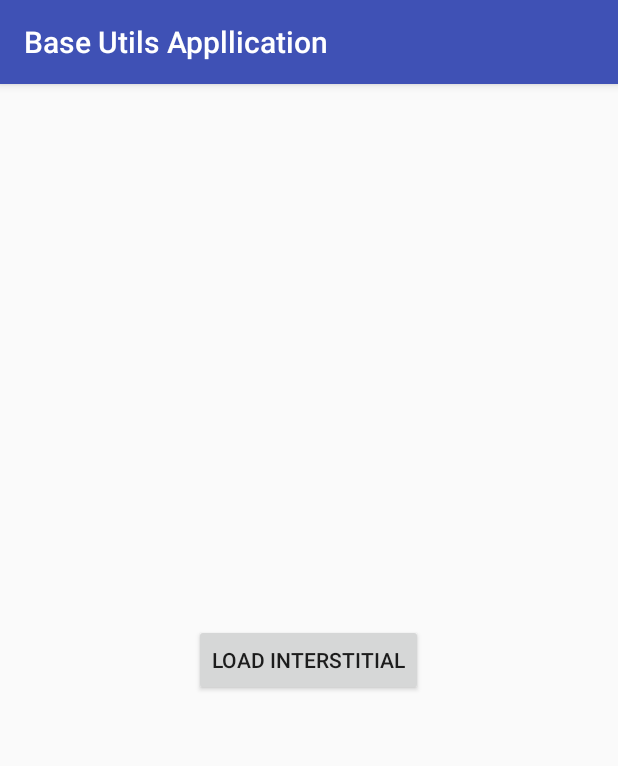
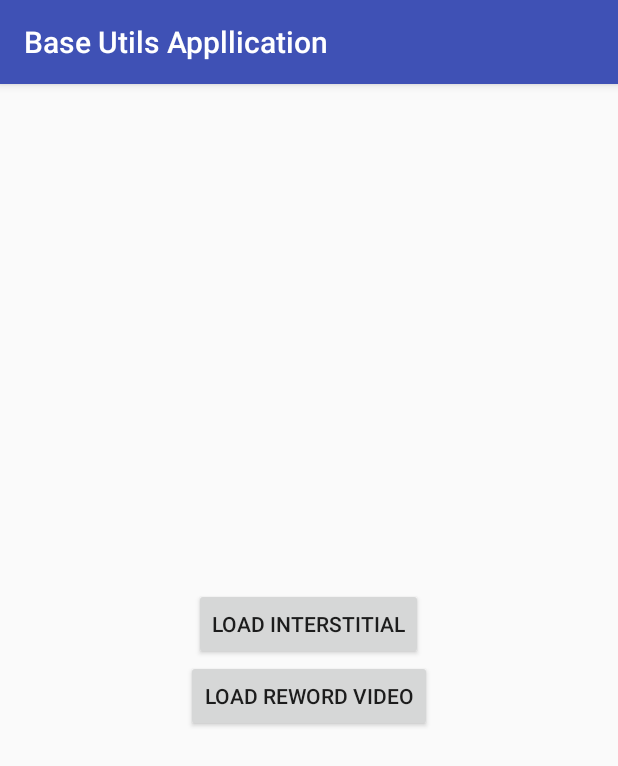
Before and after one commit to Enlistech/BaseUtils, an Android app: the screen it shows after launch (AdsActivity), after a tap on "LOAD INTERSTITIAL", on a phone screen of 412 x 824 dp. Shown: the top 766 px of the screen. Run offline under Robolectric (Android 15) with nearby library versions, the phone set to English and light mode, and no system bars; our stand-ins replace AdMob, ButterKnife; 4 statements that could not run were skipped.

Commit message:
Add new methods

```diff
--- a/app/src/main/java/com/thebrownarrow/baseutils/appllication/AdsActivity.java
+++ b/app/src/main/java/com/thebrownarrow/baseutils/appllication/AdsActivity.java
@@ -5,13 +5,15 @@ import android.view.View;
 
 import com.google.android.gms.ads.AdListener;
 import com.google.android.gms.ads.AdSize;
+import com.google.android.gms.ads.reward.RewardItem;
+import com.google.android.gms.ads.reward.RewardedVideoAdListener;
 import com.thebrownarrow.baseutils.ui.BaseActivity;
 
 /**
  * @author The Brown Arrow.
  * Email - thebrownarrow@gmail.com
  */
-public class AdsActivity extends BaseActivity {
+public class AdsActivity extends BaseActivity implements RewardedVideoAdListener {
 
     @Override
     protected void onCreate(Bundle savedInstanceState) {
@@ -26,12 +28,22 @@ public class AdsActivity extends BaseActivity {
 
     @Override
     protected void setContent() {
+        // Don't forgot to initialize
         initializeAds(getString(R.string.ad_app_id));
+
+        // Load the banner ads
+        loadBannerAd(R.id.linearLayoutAdView, getString(R.string.banner_ad_id), AdSize.SMART_BANNER);
+
+        // Load the interstitial ads
         loadInterstitialAd(getString(R.string.interstitial_ad_id));
-        loadBannerAd(R.id.linearLayoutAdView, getString(R.string.banner_ad_id), AdSize.SMART_BANNER);
+
+        // Load the rewarded video ads
+        initializeRewardedVideoAd();
+        loadRewardedVideoAd(getString(R.string.rewarded_video_id));
+        rewardedVideoAd.setRewardedVideoAdListener(this);
     }
 
-    public void openAds(View view) {
+    public void openInterstitialAds(View view) {
         if (interstitialAd != null && interstitialAd.isLoaded()) {
             interstitialAd.show();
             interstitialAd.setAdListener(new AdListener() {
@@ -46,4 +58,68 @@ public class AdsActivity extends BaseActivity {
             });
         }
     }
+
+    public void openRewordVideoAds(View view) {
+        if (rewardedVideoAd.isLoaded()) {
+            rewardedVideoAd.show();
+        }
+    }
+
+    @Override
+    public void onRewardedVideoAdLoaded() {
+
+    }
+
+    @Override
+    public void onRewardedVideoAdOpened() {
+
+    }
+
+    @Override
+    public void onRewardedVideoStarted() {
+
+    }
+
+    @Override
+    public void onRewardedVideoAdClosed() {
+        loadRewardedVideoAd(getString(R.string.rewarded_video_id));
+    }
+
+    @Override
+    public void onRewarded(RewardItem rewardItem) {
+
+    }
+
+    @Override
+    public void onRewardedVideoAdLeftApplication() {
+
+    }
+
+    @Override
+    public void onRewardedVideoAdFailedToLoad(int i) {
+
+    }
+
+    @Override
+    public void onRewardedVideoCompleted() {
+
+    }
+
+    @Override
+    public void onResume() {
+        rewardedVideoAd.resume(this);
+        super.onResume();
+    }
+
+    @Override
+    public void onPause() {
+        rewardedVideoAd.pause(this);
+        super.onPause();
+    }
+
+    @Override
+    public void onDestroy() {
+        rewardedVideoAd.destroy(this);
+        super.onDestroy();
+    }
 }
--- a/app/src/main/res/layout/activity_ads.xml
+++ b/app/src/main/res/layout/activity_ads.xml
@@ -13,15 +13,25 @@
         android:orientation="vertical" />
 
     <Button
-        android:id="@+id/button"
         android:layout_width="wrap_content"
         android:layout_height="wrap_content"
         android:layout_marginEnd="8dp"
         android:layout_marginStart="8dp"
-        android:onClick="openAds"
+        android:onClick="openInterstitialAds"
         android:text="Load Interstitial"
         ads:layout_constraintEnd_toEndOf="parent"
         ads:layout_constraintStart_toStartOf="parent"
         ads:layout_constraintTop_toTopOf="parent" />
 
+    <Button
+        android:layout_width="wrap_content"
+        android:layout_height="wrap_content"
+        android:layout_marginEnd="8dp"
+        android:layout_marginStart="8dp"
+        android:onClick="openRewordVideoAds"
+        android:text="Load Reword Video"
+        ads:layout_constraintEnd_toEndOf="parent"
+        ads:layout_constraintStart_toStartOf="parent"
+        ads:layout_constraintTop_toTopOf="parent" />
+
 </LinearLayout>
--- a/baseutils/src/main/java/com/thebrownarrow/baseutils/ui/BaseActivity.java
+++ b/baseutils/src/main/java/com/thebrownarrow/baseutils/ui/BaseActivity.java
@@ -2,6 +2,7 @@ package com.thebrownarrow.baseutils.ui;
 
 import android.app.ProgressDialog;
 import android.os.Bundle;
+import android.provider.Settings;
 import android.support.v7.app.AppCompatActivity;
 import android.support.v7.widget.GridLayoutManager;
 import android.support.v7.widget.LinearLayoutManager;
@@ -19,7 +20,10 @@ import com.google.android.gms.ads.AdSize;
 import com.google.android.gms.ads.AdView;
 import com.google.android.gms.ads.InterstitialAd;
 import com.google.android.gms.ads.MobileAds;
+import com.google.android.gms.ads.reward.RewardedVideoAd;
+import com.thebrownarrow.baseutils.BuildConfig;
 import com.thebrownarrow.baseutils.R;
+import com.thebrownarrow.baseutils.util.AppUtils;
 import com.thebrownarrow.baseutils.util.NetworkUtils;
 
 import butterknife.ButterKnife;
@@ -31,6 +35,7 @@ public abstract class BaseActivity extends AppCompatActivity {
     public int deviceWidth;
     public AdRequest adRequest;
     public InterstitialAd interstitialAd;
+    public RewardedVideoAd rewardedVideoAd;
 
     @Override
     protected void onCreate(Bundle savedInstanceState) {
@@ -53,13 +58,18 @@ public abstract class BaseActivity extends AppCompatActivity {
         ButterKnife.bind(this);
 
         if (hasAds()) {
-            adRequest = new AdRequest.Builder()
-                    .addTestDevice(AdRequest.DEVICE_ID_EMULATOR)
-                    .addTestDevice("951A389D53ED3891F7FE6B5F981048E8") // Moto G4 Plus
-                    .addTestDevice("13BF45B66CBEA5DD87E3ADF5F941FFE0") // Moto E Ankita
-                    .addTestDevice("1E737E5DD483267E0A5CD5D50786ABA2") // Moto E Jaydip
-                    .addTestDevice("41661F52A3C37891FE88331B6E46EFE1") // Moto G5 Plus
-                    .build();
+            if (BuildConfig.DEBUG) {
+                String android_id = Settings.Secure.getString(getContentResolver(), Settings.Secure.ANDROID_ID);
+                String deviceId = AppUtils.md5(android_id).toUpperCase();
+                adRequest = new AdRequest.Builder()
+                        .addTestDevice(AdRequest.DEVICE_ID_EMULATOR)
+                        .addTestDevice(deviceId)
+                        .build();
+            } else {
+                adRequest = new AdRequest.Builder()
+                        .addTestDevice(AdRequest.DEVICE_ID_EMULATOR)
+                        .build();
+            }
         }
 
         setContent();
@@ -162,6 +172,14 @@ public abstract class BaseActivity extends AppCompatActivity {
         interstitialAd.loadAd(adRequest);
     }
 
+    public void initializeRewardedVideoAd() {
+        rewardedVideoAd = MobileAds.getRewardedVideoAdInstance(this);
+    }
+
+    public void loadRewardedVideoAd(String rewardedVideoAdId) {
+        rewardedVideoAd.loadAd(rewardedVideoAdId, adRequest);
+    }
+
     @Override
     public boolean onOptionsItemSelected(MenuItem item) {
         switch (item.getItemId()) {
--- a/baseutils/src/main/java/com/thebrownarrow/baseutils/util/NetworkUtils.java
+++ b/baseutils/src/main/java/com/thebrownarrow/baseutils/util/NetworkUtils.java
@@ -5,6 +5,10 @@ import android.net.ConnectivityManager;
 import android.net.NetworkInfo;
 import android.telephony.TelephonyManager;
 
+/**
+ * @author The Brown Arrow.
+ * Email - thebrownarrow@gmail.com
+ */
 public final class NetworkUtils {
 
     public static final int TYPE_WIFI = 1;
```
Also changed, not shown: app/src/main/java/com/thebrownarrow/baseutils/appllication/MainActivity.kt (deleted, +0 -12 lines), baseutils/src/main/java/com/thebrownarrow/baseutils/ui/BaseFragment.java (+30 -7 lines), baseutils/src/main/java/com/thebrownarrow/baseutils/util/AppUtils.java (added, +37 -0 lines).
